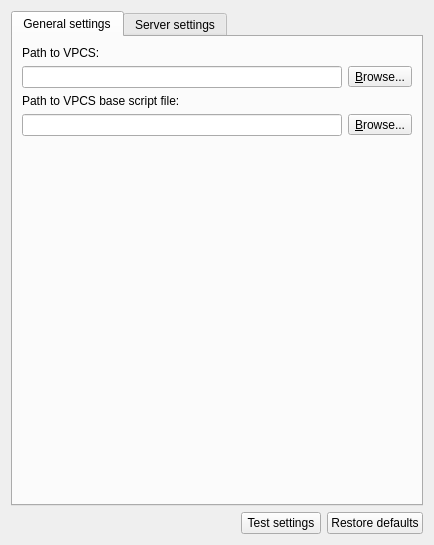
The window that gns3/modules/vpcs/ui/vpcs_preferences_page.ui (GNS3/gns3-gui) describes before a commit, drawn with Qt 5.
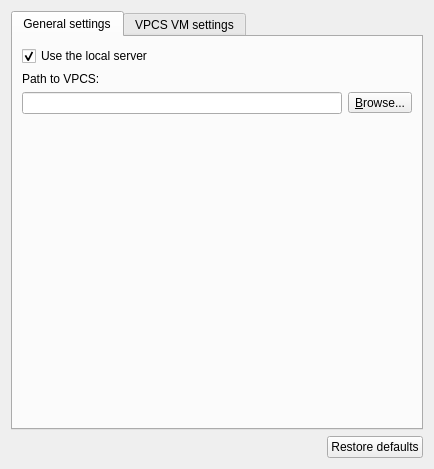
The same window after the commit.

Commit message: Remove remote servers list from module preferences + some other preferences re-factoring.

Diff of the .ui file:
```diff
--- a/gns3/modules/vpcs/ui/vpcs_preferences_page.ui
+++ b/gns3/modules/vpcs/ui/vpcs_preferences_page.ui
@@ -7,7 +7,7 @@
     <x>0</x>
     <y>0</y>
     <width>430</width>
-    <height>545</height>
+    <height>469</height>
    </rect>
   </property>
   <property name="windowTitle">
@@ -26,8 +26,49 @@
       <attribute name="title">
        <string>General settings</string>
       </attribute>
-      <layout class="QGridLayout" name="gridLayout">
-       <item row="7" column="0" colspan="2">
+      <layout class="QVBoxLayout" name="verticalLayout">
+       <item>
+        <widget class="QCheckBox" name="uiUseLocalServercheckBox">
+         <property name="text">
+          <string>Use the local server</string>
+         </property>
+         <property name="checked">
+          <bool>true</bool>
+         </property>
+        </widget>
+       </item>
+       <item>
+        <widget class="QLabel" name="uiVPCSPathLabel">
+         <property name="text">
+          <string>Path to VPCS:</string>
+         </property>
+        </widget>
+       </item>
+       <item>
+        <layout class="QHBoxLayout" name="horizontalLayout_5">
+         <item>
+          <widget class="QLineEdit" name="uiVPCSPathLineEdit">
+           <property name="sizePolicy">
+            <sizepolicy hsizetype="MinimumExpanding" vsizetype="Fixed">
+             <horstretch>0</horstretch>
+             <verstretch>0</verstretch>
+            </sizepolicy>
+           </property>
+          </widget>
+         </item>
+         <item>
+          <widget class="QToolButton" name="uiVPCSPathToolButton">
+           <property name="text">
+            <string>&amp;Browse...</string>
+           </property>
+           <property name="toolButtonStyle">
+            <enum>Qt::ToolButtonTextOnly</enum>
+           </property>
+          </widget>
+         </item>
+        </layout>
+       </item>
+       <item>
         <spacer name="spacer">
          <property name="orientation">
           <enum>Qt::Vertical</enum>
@@ -40,41 +81,31 @@
          </property>
         </spacer>
        </item>
-       <item row="4" column="0">
+      </layout>
+     </widget>
+     <widget class="QWidget" name="uiVPCSTabWidget">
+      <attribute name="title">
+       <string>VPCS VM settings</string>
+      </attribute>
+      <layout class="QVBoxLayout" name="verticalLayout_3">
+       <item>
         <widget class="QLabel" name="uiScriptFileLabel">
          <property name="text">
           <string>Path to VPCS base script file:</string>
          </property>
         </widget>
        </item>
-       <item row="2" column="0">
-        <widget class="QLabel" name="uiVPCSPathLabel">
-         <property name="text">
-          <string>Path to VPCS:</string>
-         </property>
-        </widget>
-       </item>
-       <item row="3" column="0" colspan="2">
-        <layout class="QHBoxLayout" name="horizontalLayout_5">
+       <item>
+        <layout class="QHBoxLayout" name="horizontalLayout_6">
          <item>
-          <widget class="QLineEdit" name="uiVPCSPathLineEdit"/>
-         </item>
-         <item>
-          <widget class="QToolButton" name="uiVPCSPathToolButton">
-           <property name="text">
-            <string>&amp;Browse...</string>
-           </property>
-           <property name="toolButtonStyle">
-            <enum>Qt::ToolButtonTextOnly</enum>
+          <widget class="QLineEdit" name="uiScriptFileEdit">
+           <property name="sizePolicy">
+            <sizepolicy hsizetype="MinimumExpanding" vsizetype="Fixed">
+             <horstretch>0</horstretch>
+             <verstretch>0</verstretch>
+            </sizepolicy>
            </property>
           </widget>
-         </item>
-        </layout>
-       </item>
-       <item row="5" column="0" colspan="2">
-        <layout class="QHBoxLayout" name="horizontalLayout_5">
-         <item>
-          <widget class="QLineEdit" name="uiScriptFileEdit"/>
          </item>
          <item>
           <widget class="QToolButton" name="uiScriptFileToolButton">
@@ -88,51 +119,15 @@
          </item>
         </layout>
        </item>
-      </layout>
-     </widget>
-     <widget class="QWidget" name="uiServerSettingsTabWidget">
-      <attribute name="title">
-       <string>Server settings</string>
-      </attribute>
-      <layout class="QVBoxLayout" name="verticalLayout_3">
        <item>
-        <widget class="QCheckBox" name="uiUseLocalServercheckBox">
-         <property name="text">
-          <string>Always use the local server</string>
+        <spacer name="verticalSpacer">
+         <property name="orientation">
+          <enum>Qt::Vertical</enum>
          </property>
          <property name="checked">
           <bool>true</bool>
          </property>
-        </widget>
-       </item>
-       <item>
-        <widget class="QGroupBox" name="uiRemoteServersGroupBox">
-         <property name="title">
-          <string>Remote servers</string>
-         </property>
-         <layout class="QHBoxLayout" name="horizontalLayout_11">
-          <item>
-           <widget class="QTreeWidget" name="uiRemoteServersTreeWidget">
-            <property name="enabled">
-             <bool>false</bool>
-            </property>
-            <property name="selectionMode">
-             <enum>QAbstractItemView::NoSelection</enum>
-            </property>
-            <column>
-             <property name="text">
-              <string>Host</string>
-             </property>
-            </column>
-            <column>
-             <property name="text">
-              <string>Port</string>
-             </property>
-            </column>
-           </widget>
-          </item>
-         </layout>
-        </widget>
+        </spacer>
        </item>
       </layout>
      </widget>
@@ -153,13 +148,6 @@
        </property>
       </spacer>
      </item>
-     <item>
-      <widget class="QPushButton" name="uiTestSettingsPushButton">
-       <property name="text">
-        <string>Test settings</string>
-       </property>
-      </widget>
-     </item>
      <item>
       <widget class="QPushButton" name="uiRestoreDefaultsPushButton">
        <property name="text">
```
Left out of the diff: 7 changed lines with no effect on the pictures. The commit also changes 28 other files.
